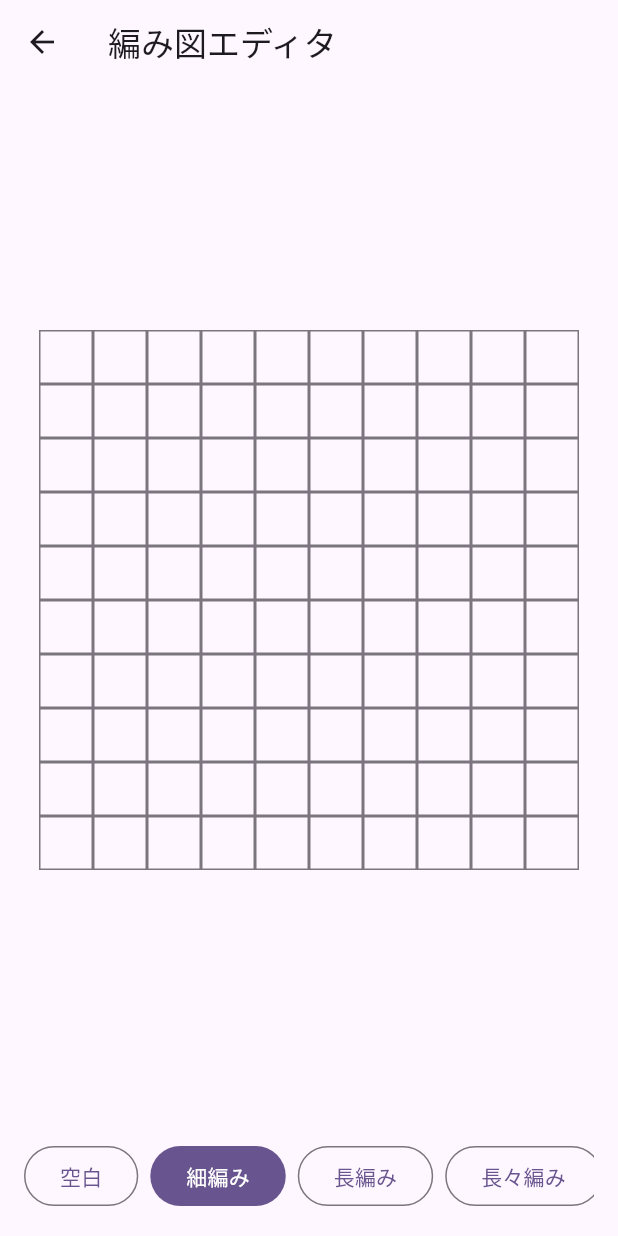
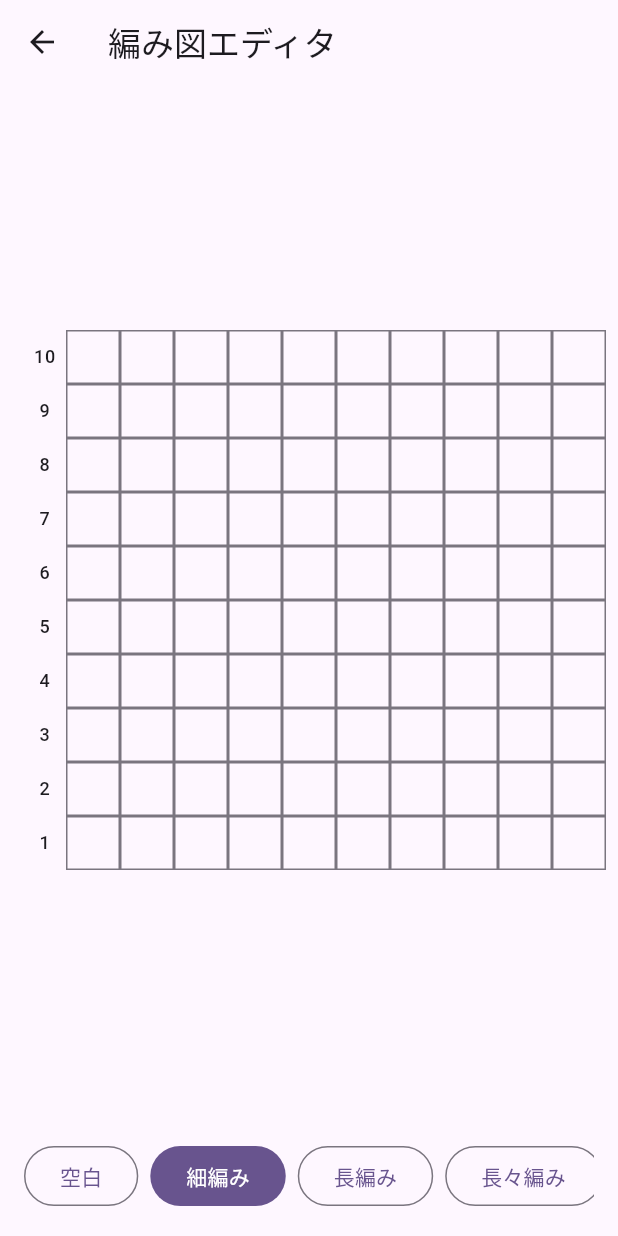
Before and after one commit to noshi-git/knitmate, a Flutter app: the PatternEditorPage screen opened directly, on a phone screen of 412 x 824 dp. Run offline on Flutter 3.47's test engine with Material 3 defaults, Android fonts, the phone set to English and light mode, and no system bars.

Commit message:
Add bottom-up row numbering

```diff
--- a/lib/main.dart
+++ b/lib/main.dart
@@ -307,11 +307,27 @@ class _PatternEditorPageState extends State<PatternEditorPage> {
                     child: Padding(
                       padding: const EdgeInsets.all(16),
                       child: Column(
-                        children: List.generate(PatternEditorPage.gridRows, (row) {
+                        children: List.generate(PatternEditorPage.gridRows, (displayIndex) {
+                          // 下から1段目、上へ向かって番号が増える（表示は上から10→1）
+                          final row = PatternEditorPage.gridRows - 1 - displayIndex;
+                          final rowNumber = row + 1;
+
                           return Row(
                             mainAxisSize: MainAxisSize.min,
-                            children:
-                                List.generate(PatternEditorPage.gridColumns, (column) {
+                            children: [
+                              // 各行の左側に段番号を表示
+                              SizedBox(
+                                width: 28,
+                                child: Text(
+                                  '$rowNumber',
+                                  textAlign: TextAlign.center,
+                                  style:
+                                      Theme.of(context).textTheme.labelMedium,
+                                ),
+                              ),
+                              ...List.generate(
+                                PatternEditorPage.gridColumns,
+                                (column) {
                                   return GestureDetector(
                                     onTap: () => _onCellTap(row, column),
                                     child: Container(
@@ -327,7 +343,9 @@ class _PatternEditorPageState extends State<PatternEditorPage> {
                                       ),
                                     ),
                                   );
-                            }),
+                                },
+                              ),
+                            ],
                           );
                         }),
                       ),
```
Lines whose indentation alone changed are shown as unchanged.
